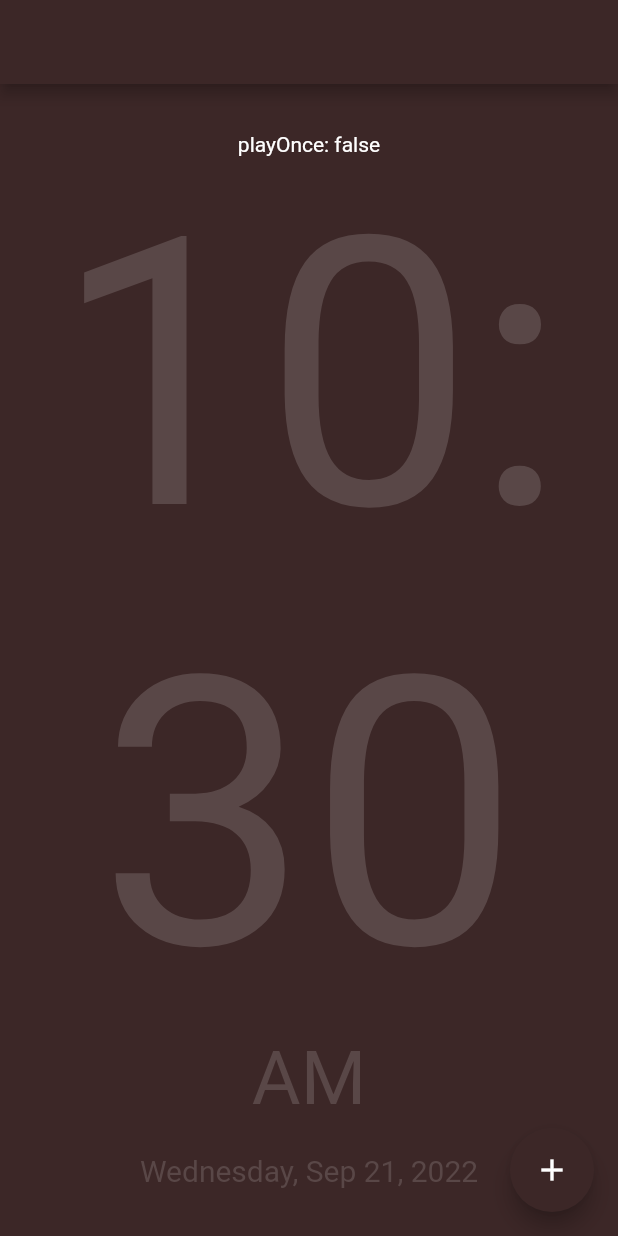
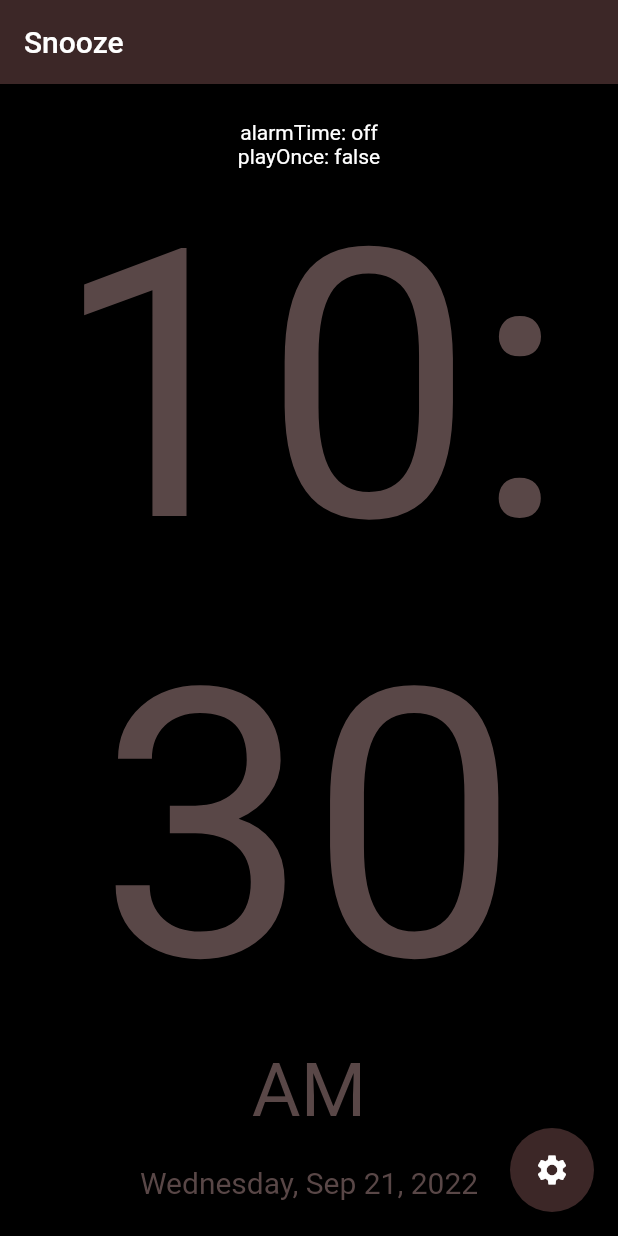
Before and after one commit to lmasullo/flutter_clock, a Flutter app: the screen it shows after launch, on a phone screen of 412 x 824 dp. Run offline on Flutter 3.47's test engine with Material 2 defaults, Android fonts, the phone set to English and light mode, and no system bars; our stand-ins replace just_audio, localstorage, wakelock.

```diff
--- a/lib/main.dart
+++ b/lib/main.dart
@@ -1,12 +1,27 @@
 // Dependencies
 import 'package:flutter/material.dart';
 import 'package:wakelock/wakelock.dart';
+
+// State
+import 'package:provider/provider.dart';
+import '../state/applicationState.dart';
+
+// Pages
+import 'pages/settings.dart';
+import 'pages/test.dart';
 
 // Widgets
 import 'widgets/clock.dart';
 
 void main() {
-  runApp(const MyApp());
+  // runApp(const MyApp());
+  WidgetsFlutterBinding.ensureInitialized();
+  runApp(
+    // This is enables Provider State Management
+    ChangeNotifierProvider(
+        create: (context) => ApplicationState(),
+        builder: (context, _) => const MyApp()),
+  );
 }
 
 class MyApp extends StatelessWidget {
@@ -31,7 +46,7 @@ class MyApp extends StatelessWidget {
     const int clockPrimaryValue = 0xFF3C2727;
 
     return MaterialApp(
-      title: 'Flutter Demo',
+      title: 'Snooze',
       theme: ThemeData(
         // This is the theme of your application.
         //
@@ -45,7 +60,7 @@ class MyApp extends StatelessWidget {
 
         primarySwatch: MaterialColor(clockPrimaryValue, color1),
       ),
-      home: const MyHomePage(title: ''),
+      home: const MyHomePage(title: 'Snooze'),
     );
   }
 }
@@ -86,7 +101,7 @@ class _MyHomePageState extends State<MyHomePage> {
     // fast, so that you can just rebuild anything that needs updating rather
     // than having to individually change instances of widgets.
     return Scaffold(
-      backgroundColor: Theme.of(context).primaryColor,
+      backgroundColor: Colors.black,
       appBar: AppBar(
         // Here we take the value from the MyHomePage object that was created by
         // the App.build method, and use it to set our appbar title.
@@ -124,9 +139,18 @@ class _MyHomePageState extends State<MyHomePage> {
         ),
       ),
       floatingActionButton: FloatingActionButton(
-        onPressed: () => {},
+        onPressed: () {
+          Navigator.push(
+            context,
+            // MaterialPageRoute(builder: (context) => const Settings()),
+            MaterialPageRoute(
+                builder: (context) => const Test(
+                      title: 'test',
+                    )),
+          );
+        },
         tooltip: 'Increment',
-        child: const Icon(Icons.add),
+        child: const Icon(Icons.settings),
       ), // This trailing comma makes auto-formatting nicer for build methods.
     );
   }
--- /dev/null
+++ b/lib/state/applicationState.dart
@@ -0,0 +1,23 @@
+// Dependencies:
+import 'package:flutter/material.dart';
+
+class ApplicationState with ChangeNotifier {
+  String? _alarmTime = 'off';
+  String? get alarmTime => _alarmTime;
+
+  int _snoozeMinutes = 10;
+  int get snoozeMinutes => _snoozeMinutes;
+
+  void setAlarmTime(String? alarmTime) {
+    _alarmTime = alarmTime;
+    notifyListeners();
+  }
+
+  void setSnoozeMinutes(int snoozeMinutes) {
+    _snoozeMinutes = snoozeMinutes;
+    notifyListeners();
+  }
+
+  @override
+  notifyListeners();
+}
--- a/lib/widgets/clock.dart
+++ b/lib/widgets/clock.dart
@@ -2,6 +2,11 @@
 import 'package:flutter/material.dart';
 import 'package:intl/intl.dart';
 import 'package:just_audio/just_audio.dart';
+
+// State
+// import 'package:localstore/localstore.dart';
+import 'package:provider/provider.dart';
+import '../state/applicationState.dart';
 
 class Clock extends StatefulWidget {
   const Clock({super.key});
@@ -11,22 +16,26 @@ class Clock extends StatefulWidget {
 }
 
 class _ClockState extends State<Clock> {
-  // @override
-  // void initState() {
-  //   player.setAsset('assets/sounds/thanksgiving.mp4');
-  //   super.initState();
-  // }
+  @override
+  void initState() {
+    // TODO: implement initState
+    // final db = Localstore.instance;
+    super.initState();
+  }
 
-  String alarmTime = '10:44';
-
+  // Set variables
   final player = AudioPlayer();
   bool showSnooze = false;
   bool playOnce = false;
 
+  // Function to play alarm sound
   void playAlarm() async {
     if (playOnce == false) {
       print('Playing alarm');
+
+      // Set the audio source
       await player.setAsset('assets/sounds/thanksgiving.mp4');
+      // Play the audio source
       await player.play();
     }
     await Future.delayed(const Duration(seconds: 1));
@@ -36,51 +45,81 @@ class _ClockState extends State<Clock> {
     });
   }
 
-  void reset() async {
-    await player.stop();
-    setState(() {
-      showSnooze = false;
-      playOnce = false;
-    });
-  }
+  // Function to snooze the alarm
+  snoozeAlarm(snoozeMinutes) async {
+    print('Snoozing alarm');
 
-  void snoozeAlarm() async {
-    print('Snoozing alarm');
+    // Get the alarm time from the state
+    String? alarmTime =
+        Provider.of<ApplicationState>(context, listen: false).alarmTime;
+
+    // Get setAlarmTime from ApplicationState
+    var setAlarmTime =
+        Provider.of<ApplicationState>(context, listen: false).setAlarmTime;
+
+    // Stop the alarm
     await player.stop();
 
+    // Convert alarmTime to DateTime
+    DateTime alarmTimeAsDateTime = DateFormat('h:mm').parse(alarmTime!);
+
+    // Add 10 minutes to the alarm time
+    setAlarmTime(DateFormat('h:mm').format(
+      alarmTimeAsDateTime.add(
+        Duration(minutes: snoozeMinutes),
+      ),
+    ));
+
     setState(() {
-      // Convert alarmTime to DateTime
-      DateTime alarmTimeAsDateTime = DateFormat('h:mm').parse(alarmTime);
-      // Add 10 minutes to the alarm time
-      alarmTime = DateFormat('h:mm').format(
-        alarmTimeAsDateTime.add(
-          const Duration(minutes: 1),
-        ),
-      );
+      // Set playOnce so the alarm doesn't play again
       playOnce = true;
     });
+
+    // Delay for 1 second
     await Future.delayed(const Duration(seconds: 1));
     setState(() {
+      // Hide the snooze button
       showSnooze = false;
+
+      // Reset playOnce so the alarm can play again
       playOnce = false;
     });
   }
 
   void stopAlarm() async {
     print('Stop alarm');
+
+    // Get setAlarmTime from ApplicationState
+    var setAlarmTime =
+        Provider.of<ApplicationState>(context, listen: false).setAlarmTime;
     await player.stop();
 
     setState(() {
+      // Set the alarm time to 'off'
+      setAlarmTime('off');
+
+      // Set playOnce so the alarm doesn't play again
       playOnce = true;
     });
+    // Delay for 1 second
     await Future.delayed(const Duration(seconds: 1));
     setState(() {
+      // Hide the snooze button
       showSnooze = false;
+
+      // Reset playOnce so the alarm can play again
+      playOnce = false;
     });
   }
 
   @override
   Widget build(BuildContext context) {
+    // Get alarmTime from ApplicationState
+    String? alarmTime = Provider.of<ApplicationState>(context).alarmTime;
+
+    // Get the snooze minutes from ApplicationState
+    int snoozeMinutes = Provider.of<ApplicationState>(context).snoozeMinutes;
+
     int digitColor = 0xFF594747;
 
     return StreamBuilder(
@@ -92,26 +131,33 @@ class _ClockState extends State<Clock> {
 
         return Column(
           children: [
-            // Text(
-            //   alarmTime,
-            //   style: const TextStyle(color: Colors.white),
-            // ),
+            Text(
+              'alarmTime: $alarmTime',
+              style: const TextStyle(color: Colors.white),
+            ),
+
             // ElevatedButton(onPressed: reset, child: const Text('Reset')),
             // if (showSnooze == false) ...[
             //   ElevatedButton(onPressed: playAlarm, child: const Text('Play')),
             // ],
             Text(
               'playOnce: $playOnce',
-              style: TextStyle(color: Colors.white),
+              style: const TextStyle(color: Colors.white),
             ),
             if (showSnooze == true) ...[
               ElevatedButton(
-                onPressed: snoozeAlarm,
+                onPressed: () => snoozeAlarm(snoozeMinutes),
                 style: ElevatedButton.styleFrom(
                   backgroundColor: Colors.green,
                   minimumSize: const Size(300, 200),
                 ),
-                child: const Text('Snooze'),
+                child: const Text(
+                  'Snooze',
+                  style: TextStyle(
+                    fontSize: 50,
+                    color: Colors.white,
+                  ),
+                ),
               ),
               const SizedBox(
                 height: 100,
@@ -122,7 +168,13 @@ class _ClockState extends State<Clock> {
                   backgroundColor: Colors.red,
                   minimumSize: const Size(300, 200),
                 ),
-                child: const Text('Stop'),
+                child: const Text(
+                  'Stop',
+                  style: TextStyle(
+                    fontSize: 50,
+                    color: Colors.white,
+                  ),
+                ),
               ),
             ] else ...[
               Text(
--- a/pubspec.yaml
+++ b/pubspec.yaml
@@ -35,10 +35,15 @@ dependencies:
   # The following adds the Cupertino Icons font to your application.
   # Use with the CupertinoIcons class for iOS style icons.
   cupertino_icons: ^1.0.2
+
+  # State Manager
+  provider: ^6.0.3
+
   intl: ^0.17.0
   # device_display_brightness: ^0.0.6
   wakelock: ^0.6.2
   just_audio: ^0.9.27
+  localstorage: ^4.0.0+1
 
 dev_dependencies:
   flutter_test:
```
Also changed, not shown: lib/pages/settings.dart (added, +179 -0 lines), lib/pages/test.dart (added, +162 -0 lines), pubspec.lock, 1 other file.
